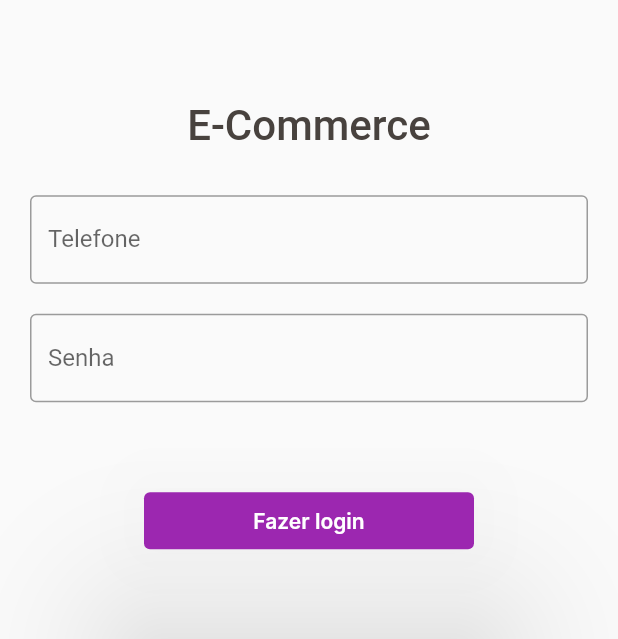
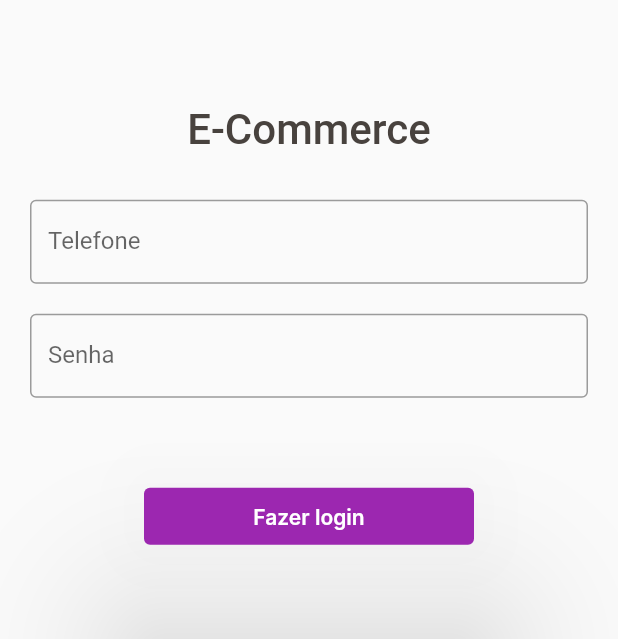
Before and after one commit to PauloV-OFonseca/ecommerce, a Flutter app: the screen it shows after launch, on a phone screen of 412 x 824 dp. Shown: the part 293-932 px from the top of the screen. Run offline on Flutter 3.47's test engine with Material 2 defaults, Android fonts, the phone set to English and light mode, and no system bars; our stand-ins replace brasil_fields, cached_network_image, get; Roboto replaces fonts that are missing (Inter, Rubik).

Commit message:
Alterações no AppInput para permitir alterações no seu tamanho

```diff
--- a/lib/app/shared/components/app_input.dart
+++ b/lib/app/shared/components/app_input.dart
@@ -9,7 +9,10 @@ class AppInput extends StatefulWidget {
     this.obscure = false,
     this.controller,
     this.keyboardType = TextInputType.text,
-    this.inputFormatters
+    this.inputFormatters,
+    this.height = 56,
+    this.width = double.maxFinite,
+    this.horizontalMargin = 20,
   }) : super(key: key);
 
   final String labelText;
@@ -18,6 +21,9 @@ class AppInput extends StatefulWidget {
   final controller;
   final TextInputType keyboardType;
   final inputFormatters;
+  final double height;
+  final double width;
+  final double horizontalMargin;
 
   @override
   _AppInputState createState() => _AppInputState();
@@ -27,7 +33,9 @@ class _AppInputState extends State<AppInput> {
   @override
   Widget build(BuildContext context) {
     return Container(
-      margin: EdgeInsets.symmetric(horizontal: 20),
+      height: widget.height,
+      width: widget.width,
+      margin: EdgeInsets.symmetric(horizontal: widget.horizontalMargin),
       child: TextFormField(
         controller: widget.controller,
         inputFormatters: widget.inputFormatters,
```
